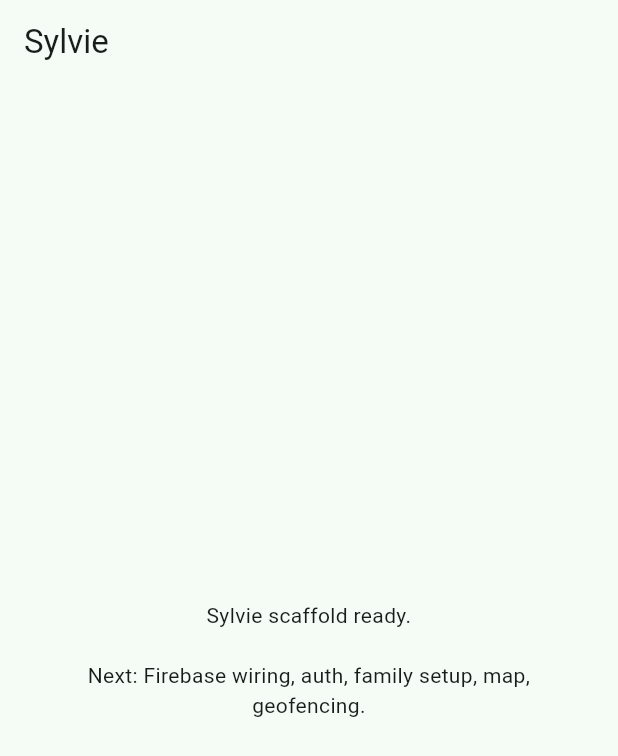
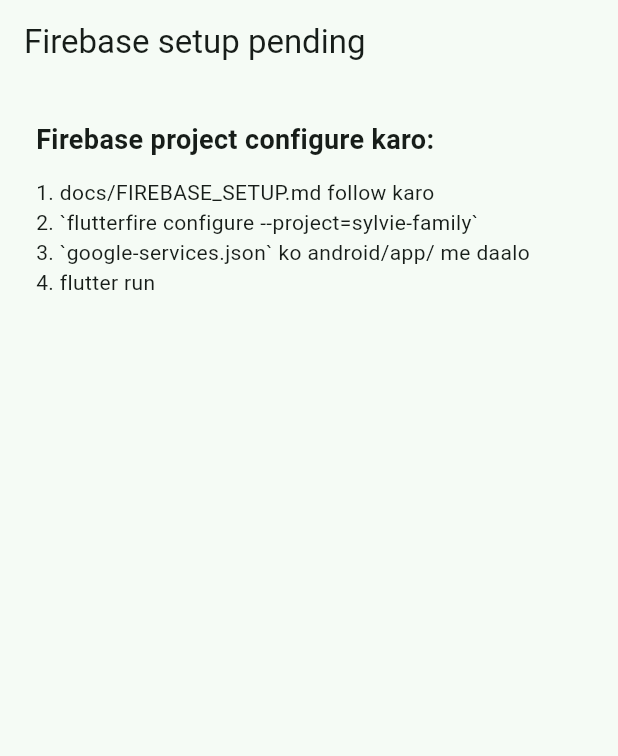
Before and after one commit to Harshit8588h/Sylvie-home, a Flutter app: the screen it shows after launch, on a phone screen of 412 x 824 dp. Shown: the top 756 px of the screen. Run offline on Flutter 3.47's test engine with Material 3 defaults, Android fonts, the phone set to English and light mode, and no system bars; our stand-ins replace device_info_plus, firebase_auth, firebase_core, flutter_riverpod; missing offline and left inert: app_settings; accounts and stored records are empty.

Commit message:
Firebase bootstrap, phone OTP sign-in, auth-gated routing, Firestore rules
- firebase_options.dart ships as a placeholder with a sentinel so the
  app runs without a configured Firebase project and shows a setup
  screen until flutterfire configure overwrites it
- Riverpod authStateProvider streams Firebase user state
- Phone sign-in: +91 10-digit entry, verifyPhoneNumber with Android
  auto-retrieval, OTP screen auto-submits on 6 digits
- AuthGate routes placeholder-config / signed-out / signed-in states
- Firestore schema modelled under /families/{id}/{members,zones,alerts,
  presence} + /invites/{code}; rules enforce family membership, write
  self-only on presence/member docs, admin-only destructive ops
- firebase.json wires firestore rules + empty index file

Co-Authored-By: Claude Opus 4.7 <noreply@anthropic.com>
Claude-Session: https://claude.ai/code/session_01WBMyviEbpDzkkrhrbKysut

```diff
--- /dev/null
+++ b/firestore.indexes.json
@@ -0,0 +1,4 @@
+{
+  "indexes": [],
+  "fieldOverrides": []
+}
--- /dev/null
+++ b/lib/core/auth_gate.dart
@@ -0,0 +1,93 @@
+import 'package:flutter/material.dart';
+import 'package:flutter_riverpod/flutter_riverpod.dart';
+
+import '../features/auth/phone_sign_in_screen.dart';
+import '../firebase_options.dart';
+import '../providers/auth_provider.dart';
+
+/// Routes based on Firebase + auth state:
+///   placeholder Firebase config → setup instructions
+///   signed out               → PhoneSignInScreen
+///   signed in                → placeholder home (family setup next commit)
+class AuthGate extends ConsumerWidget {
+  const AuthGate({super.key});
+
+  @override
+  Widget build(BuildContext context, WidgetRef ref) {
+    if (!DefaultFirebaseOptions.isConfigured) {
+      return const _FirebaseNotConfiguredScreen();
+    }
+
+    final auth = ref.watch(authStateProvider);
+    return auth.when(
+      loading: () => const Scaffold(body: Center(child: CircularProgressIndicator())),
+      error: (e, _) => Scaffold(body: Center(child: Text('Auth error: $e'))),
+      data: (user) {
+        if (user == null) return const PhoneSignInScreen();
+        return const _SignedInPlaceholder();
+      },
+    );
+  }
+}
+
+class _FirebaseNotConfiguredScreen extends StatelessWidget {
+  const _FirebaseNotConfiguredScreen();
+
+  @override
+  Widget build(BuildContext context) {
+    return Scaffold(
+      appBar: AppBar(title: const Text('Firebase setup pending')),
+      body: const Padding(
+        padding: EdgeInsets.all(24),
+        child: Column(
+          crossAxisAlignment: CrossAxisAlignment.start,
+          children: [
+            Text(
+              'Firebase project configure karo:',
+              style: TextStyle(fontSize: 18, fontWeight: FontWeight.w600),
+            ),
+            SizedBox(height: 12),
+            Text(
+              '1. docs/FIREBASE_SETUP.md follow karo\n'
+              '2. `flutterfire configure --project=sylvie-family`\n'
+              '3. `google-services.json` ko android/app/ me daalo\n'
+              '4. flutter run',
+            ),
+          ],
+        ),
+      ),
+    );
+  }
+}
+
+class _SignedInPlaceholder extends ConsumerWidget {
+  const _SignedInPlaceholder();
+
+  @override
+  Widget build(BuildContext context, WidgetRef ref) {
+    final user = ref.watch(authStateProvider).valueOrNull;
+    return Scaffold(
+      appBar: AppBar(
+        title: const Text('Sylvie'),
+        actions: [
+          IconButton(
+            icon: const Icon(Icons.logout),
+            tooltip: 'Sign out',
+            onPressed: () => ref.read(firebaseAuthProvider).signOut(),
+          ),
+        ],
+      ),
+      body: Padding(
+        padding: const EdgeInsets.all(24),
+        child: Column(
+          crossAxisAlignment: CrossAxisAlignment.start,
+          children: [
+            Text('Signed in as ${user?.phoneNumber ?? "?"}'),
+            const SizedBox(height: 12),
+            const Text('Next: family setup wizard, map, geofencing.'),
+          ],
+        ),
+      ),
+    );
+  }
+}
--- a/lib/main.dart
+++ b/lib/main.dart
@@ -1,10 +1,19 @@
+import 'package:firebase_core/firebase_core.dart';
 import 'package:flutter/material.dart';
 import 'package:flutter_riverpod/flutter_riverpod.dart';
 
+import 'core/auth_gate.dart';
 import 'core/constants.dart';
 import 'core/theme.dart';
+import 'firebase_options.dart';
 
-void main() {
+Future<void> main() async {
+  WidgetsFlutterBinding.ensureInitialized();
+
+  if (DefaultFirebaseOptions.isConfigured) {
+    await Firebase.initializeApp(options: DefaultFirebaseOptions.currentPlatform);
+  }
+
   runApp(const ProviderScope(child: SylvieApp()));
 }
 
@@ -19,28 +28,7 @@ class SylvieApp extends StatelessWidget {
       darkTheme: SylvieTheme.dark(),
       themeMode: ThemeMode.system,
       debugShowCheckedModeBanner: false,
-      home: const _PlaceholderHome(),
+      home: const AuthGate(),
     );
   }
 }
-
-class _PlaceholderHome extends StatelessWidget {
-  const _PlaceholderHome();
-
-  @override
-  Widget build(BuildContext context) {
-    return Scaffold(
-      appBar: AppBar(title: const Text(SylvieConstants.appName)),
-      body: const Center(
-        child: Padding(
-          padding: EdgeInsets.all(24),
-          child: Text(
-            'Sylvie scaffold ready.\n\n'
-            'Next: Firebase wiring, auth, family setup, map, geofencing.',
-            textAlign: TextAlign.center,
-          ),
-        ),
-      ),
-    );
-  }
-}
```
Also changed, not shown: lib/features/auth/otp_verification_screen.dart (added, +126 -0 lines), lib/features/auth/phone_sign_in_screen.dart (added, +146 -0 lines), lib/providers/auth_provider.dart (added, +14 -0 lines), firebase.json (added), lib/firebase_options.dart (added), 2 other files.
